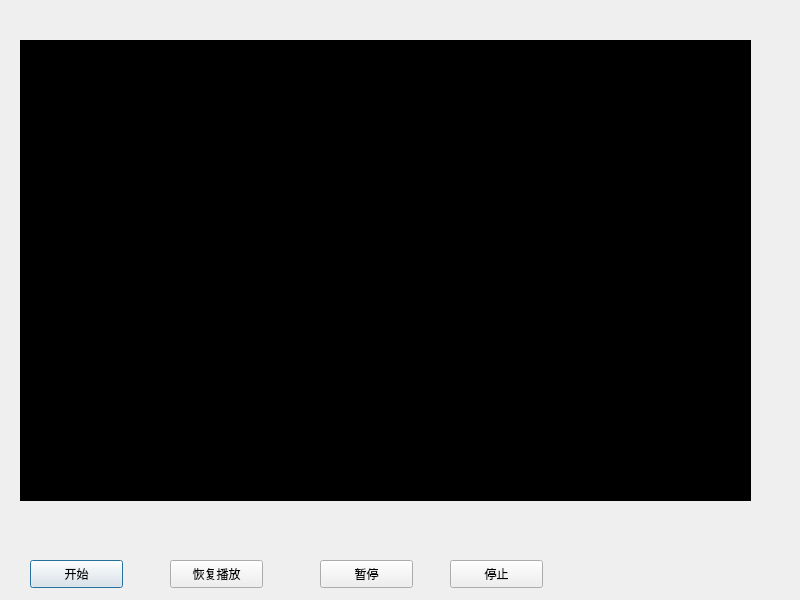
The window that View/videodialog.ui (Cris-Cui/AVPlayer) describes before a commit, drawn with Qt 5.
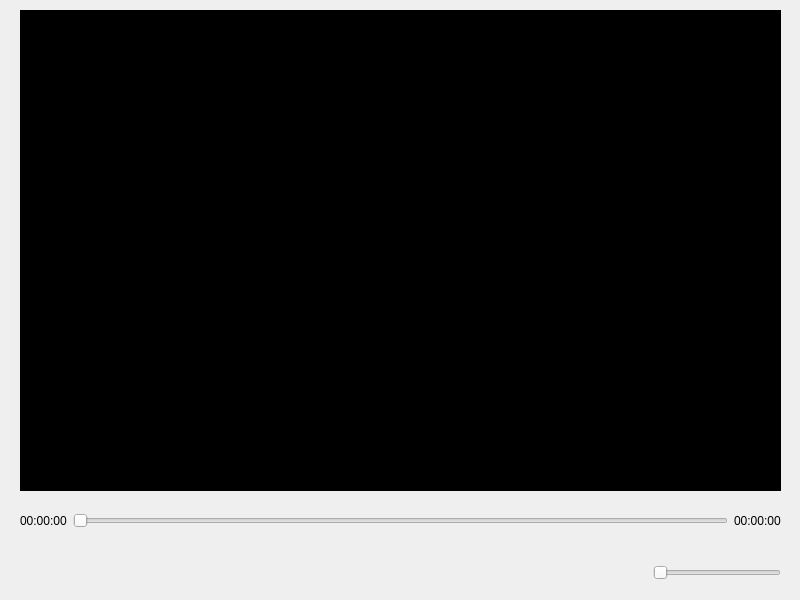
The same window after the commit. Icons and pictures are not drawn.

What changed in the file:
```diff
--- a/View/videodialog.ui
+++ b/View/videodialog.ui
@@ -17,9 +17,9 @@
    <property name="geometry">
     <rect>
      <x>20</x>
-     <y>40</y>
-     <width>731</width>
-     <height>461</height>
+     <y>10</y>
+     <width>761</width>
+     <height>481</height>
     </rect>
    </property>
    <property name="styleSheet">
@@ -32,57 +32,205 @@
     <bool>true</bool>
    </property>
   </widget>
-  <widget class="QPushButton" name="pb_start">
+  <widget class="QWidget" name="horizontalLayoutWidget">
    <property name="geometry">
     <rect>
-     <x>30</x>
-     <y>560</y>
-     <width>93</width>
-     <height>28</height>
+     <x>20</x>
+     <y>500</y>
+     <width>761</width>
+     <height>41</height>
     </rect>
    </property>
-   <property name="text">
-    <string>开始</string>
-   </property>
+   <layout class="QHBoxLayout" name="horizontalLayout">
+    <item>
+     <widget class="QLabel" name="lb_current_time">
+      <property name="text">
+       <string>00:00:00</string>
+      </property>
+     </widget>
+    </item>
+    <item>
+     <widget class="QSlider" name="slider_process">
+      <property name="orientation">
+       <enum>Qt::Horizontal</enum>
+      </property>
+     </widget>
+    </item>
+    <item>
+     <widget class="QLabel" name="lb_total_time">
+      <property name="text">
+       <string>00:00:00</string>
+      </property>
+     </widget>
+    </item>
+   </layout>
   </widget>
-  <widget class="QPushButton" name="pb_resume">
+  <widget class="QWidget" name="horizontalLayoutWidget_2">
    <property name="geometry">
     <rect>
-     <x>170</x>
-     <y>560</y>
-     <width>93</width>
-     <height>28</height>
+     <x>20</x>
+     <y>550</y>
+     <width>761</width>
+     <height>46</height>
     </rect>
    </property>
-   <property name="text">
-    <string>恢复播放</string>
-   </property>
-  </widget>
-  <widget class="QPushButton" name="pb_pause">
-   <property name="geometry">
-    <rect>
-     <x>320</x>
-     <y>560</y>
-     <width>93</width>
-     <height>28</height>
-    </rect>
-   </property>
-   <property name="text">
-    <string>暂停</string>
-   </property>
-  </widget>
-  <widget class="QPushButton" name="pb_stop">
-   <property name="geometry">
-    <rect>
-     <x>450</x>
-     <y>560</y>
-     <width>93</width>
-     <height>28</height>
-    </rect>
-   </property>
-   <property name="text">
-    <string>停止</string>
-   </property>
+   <layout class="QHBoxLayout" name="horizontalLayout_2">
+    <item>
+     <widget class="QPushButton" name="pb_openfile">
+      <property name="text">
+       <string/>
+      </property>
+      <property name="icon">
+       <iconset resource="../res.qrc">
+        <normaloff>:/images/open_normal.png</normaloff>:/images/open_normal.png</iconset>
+      </property>
+      <property name="iconSize">
+       <size>
+        <width>35</width>
+        <height>35</height>
+       </size>
+      </property>
+      <property name="checkable">
+       <bool>false</bool>
+      </property>
+      <property name="autoDefault">
+       <bool>true</bool>
+      </property>
+      <property name="default">
+       <bool>false</bool>
+      </property>
+      <property name="flat">
+       <bool>true</bool>
+      </property>
+     </widget>
+    </item>
+    <item>
+     <widget class="QPushButton" name="pb_resume">
+      <property name="text">
+       <string/>
+      </property>
+      <property name="icon">
+       <iconset resource="../res.qrc">
+        <normaloff>:/images/start_white.png</normaloff>:/images/start_white.png</iconset>
+      </property>
+      <property name="iconSize">
+       <size>
+        <width>35</width>
+        <height>35</height>
+       </size>
+      </property>
+      <property name="flat">
+       <bool>true</bool>
+      </property>
+     </widget>
+    </item>
+    <item>
+     <widget class="QPushButton" name="pb_pause">
+      <property name="text">
+       <string/>
+      </property>
+      <property name="icon">
+       <iconset resource="../res.qrc">
+        <normaloff>:/images/pause_white.png</normaloff>:/images/pause_white.png</iconset>
+      </property>
+      <property name="iconSize">
+       <size>
+        <width>35</width>
+        <height>35</height>
+       </size>
+      </property>
+      <property name="flat">
+       <bool>true</bool>
+      </property>
+     </widget>
+    </item>
+    <item>
+     <widget class="QPushButton" name="pb_stop">
+      <property name="text">
+       <string/>
+      </property>
+      <property name="icon">
+       <iconset resource="../res.qrc">
+        <normaloff>:/images/stop_white.png</normaloff>:/images/stop_white.png</iconset>
+      </property>
+      <property name="iconSize">
+       <size>
+        <width>35</width>
+        <height>35</height>
+       </size>
+      </property>
+      <property name="flat">
+       <bool>true</bool>
+      </property>
+     </widget>
+    </item>
+    <item>
+     <spacer name="horizontalSpacer">
+      <property name="orientation">
+       <enum>Qt::Horizontal</enum>
+      </property>
+      <property name="sizeHint" stdset="0">
+       <size>
+        <width>40</width>
+        <height>20</height>
+       </size>
+      </property>
+     </spacer>
+    </item>
+    <item>
+     <widget class="QLabel" name="lb_video_filename">
+      <property name="minimumSize">
+       <size>
+        <width>141</width>
+        <height>0</height>
+       </size>
+      </property>
+      <property name="text">
+       <string/>
+      </property>
+     </widget>
+    </item>
+    <item>
+     <spacer name="horizontalSpacer_2">
+      <property name="orientation">
+       <enum>Qt::Horizontal</enum>
+      </property>
+      <property name="sizeHint" stdset="0">
+       <size>
+        <width>40</width>
+        <height>20</height>
+       </size>
+      </property>
+     </spacer>
+    </item>
+    <item>
+     <widget class="QPushButton" name="pb_volumn">
+      <property name="text">
+       <string/>
+      </property>
+      <property name="icon">
+       <iconset resource="../res.qrc">
+        <normaloff>:/images/voice_white.png</normaloff>:/images/voice_white.png</iconset>
+      </property>
+      <property name="iconSize">
+       <size>
+        <width>35</width>
+        <height>35</height>
+       </size>
+      </property>
+      <property name="flat">
+       <bool>true</bool>
+      </property>
+     </widget>
+    </item>
+    <item>
+     <widget class="QSlider" name="slider_volume">
+      <property name="orientation">
+       <enum>Qt::Horizontal</enum>
+      </property>
+     </widget>
+    </item>
+   </layout>
   </widget>
  </widget>
  <resources/>
```
Left out of the diff: 4 changed lines with no effect on the pictures.
